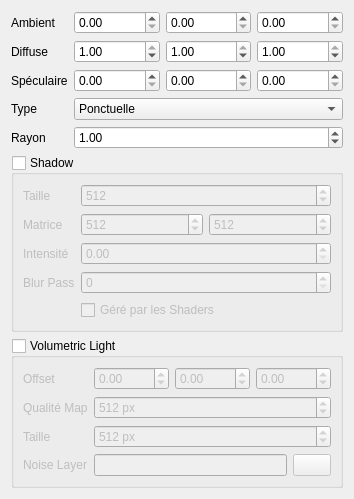
Old version of the form sources/light.ui in the repository b4n92uid/theball-editor.
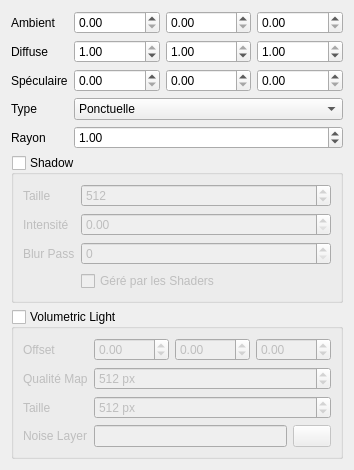
New version of the form. Icons and pictures are not drawn.

Patch:
```diff
--- a/sources/light.ui
+++ b/sources/light.ui
@@ -7,7 +7,7 @@
     <x>0</x>
     <y>0</y>
     <width>310</width>
-    <height>467</height>
+    <height>433</height>
    </rect>
   </property>
   <property name="windowTitle">
@@ -202,6 +202,9 @@
       <bool>false</bool>
      </property>
      <layout class="QFormLayout" name="formLayout_8">
+      <property name="fieldGrowthPolicy">
+       <enum>QFormLayout::AllNonFixedFieldsGrow</enum>
+      </property>
       <item row="0" column="0">
        <widget class="QLabel" name="label_46">
         <property name="text">
@@ -222,44 +225,14 @@
         </property>
        </widget>
       </item>
-      <item row="1" column="1">
-       <layout class="QHBoxLayout" name="horizontalLayout">
-        <item>
-         <widget class="QSpinBox" name="shadow_ortho_x">
-          <property name="maximum">
-           <number>999999</number>
-          </property>
-          <property name="singleStep">
-           <number>8</number>
-          </property>
-          <property name="value">
-           <number>512</number>
-          </property>
-         </widget>
-        </item>
-        <item>
-         <widget class="QSpinBox" name="shadow_ortho_y">
-          <property name="maximum">
-           <number>999999</number>
-          </property>
-          <property name="singleStep">
-           <number>8</number>
-          </property>
-          <property name="value">
-           <number>512</number>
-          </property>
-         </widget>
-        </item>
-       </layout>
-      </item>
       <item row="1" column="0">
-       <widget class="QLabel" name="label_49">
+       <widget class="QLabel" name="label_48">
         <property name="text">
-         <string>Matrice</string>
+         <string>Intensité</string>
         </property>
        </widget>
       </item>
-      <item row="2" column="1">
+      <item row="1" column="1">
        <widget class="QDoubleSpinBox" name="shadow_intensity">
         <property name="maximum">
          <double>1.000000000000000</double>
@@ -269,24 +242,17 @@
         </property>
        </widget>
       </item>
-      <item row="3" column="1">
-       <widget class="QSpinBox" name="shadow_blur"/>
-      </item>
       <item row="2" column="0">
-       <widget class="QLabel" name="label_48">
-        <property name="text">
-         <string>Intensité</string>
-        </property>
-       </widget>
-      </item>
-      <item row="3" column="0">
        <widget class="QLabel" name="label_47">
         <property name="text">
          <string>Blur Pass</string>
         </property>
        </widget>
       </item>
-      <item row="4" column="1">
+      <item row="2" column="1">
+       <widget class="QSpinBox" name="shadow_blur"/>
+      </item>
+      <item row="3" column="1">
        <widget class="QCheckBox" name="shadow_shader">
         <property name="text">
          <string>Géré par les Shaders</string>
```
